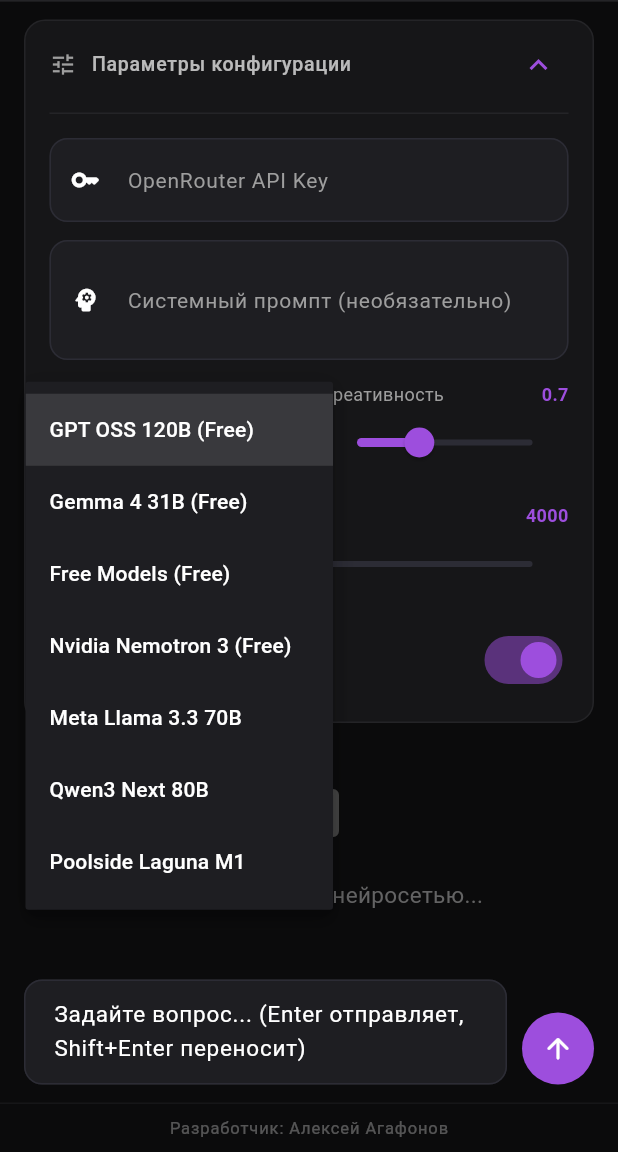
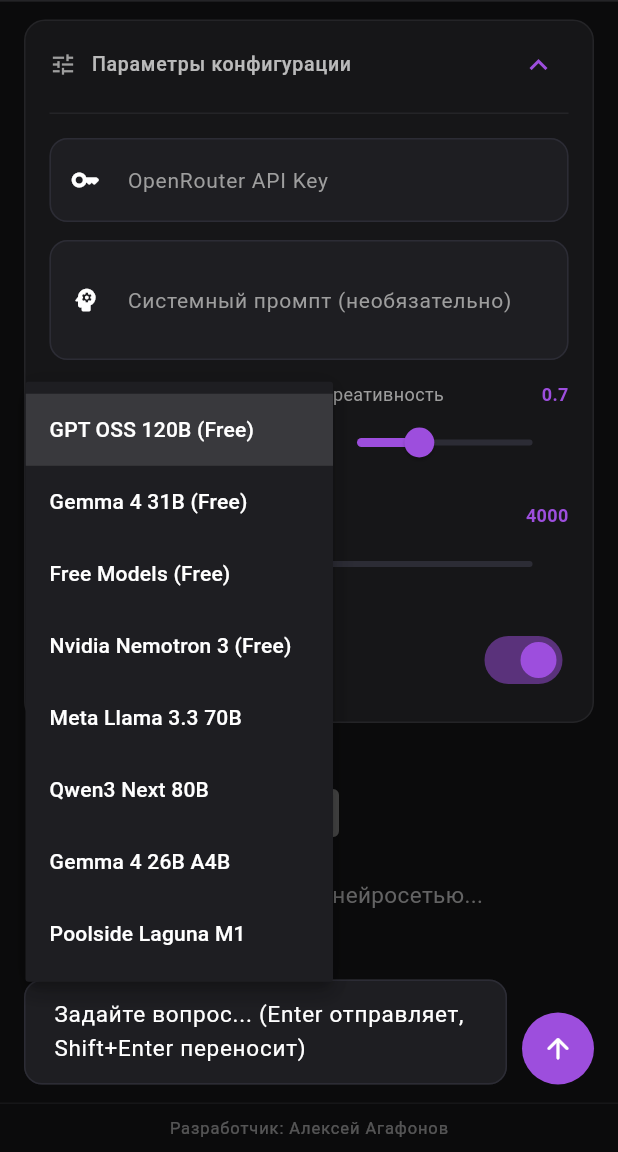
Before and after one commit to pillow20/ai-hub-chat, a Flutter app: the screen it shows after launch, after a tap on "Параметры конфигурации", after a tap on "GPT OSS 120B (Free)", on a phone screen of 412 x 824 dp, the part 84-1236 px from its top. Run offline on Flutter 3.47's test engine with Material 3 defaults, Android fonts, the phone set to English and light mode, and no system bars; our stand-ins replace flutter_markdown; missing offline and left inert: dart:html, markdown.

Commit message:
Add Gemma 4 model to chat screen options

```diff
--- a/lib/chat_screen.dart
+++ b/lib/chat_screen.dart
@@ -44,6 +44,7 @@
     {'name': 'Nvidia Nemotron 3 (Free)', 'id': 'nvidia/nemotron-3-nano-30b-a3b:free'},
     {'name': 'Meta Llama 3.3 70B', 'id': 'meta-llama/llama-3.3-70b-instruct:free'},
     {'name': 'Qwen3 Next 80B', 'id': 'qwen/qwen3-next-80b-a3b-instruct:free'},
+    {'name': 'Gemma 4 26B A4B','id': 'google/gemma-4-26b-a4b-it:free'},
     {'name': 'Poolside Laguna M1', 'id': 'poolside/laguna-m.1:free'},
   ];
 
```
